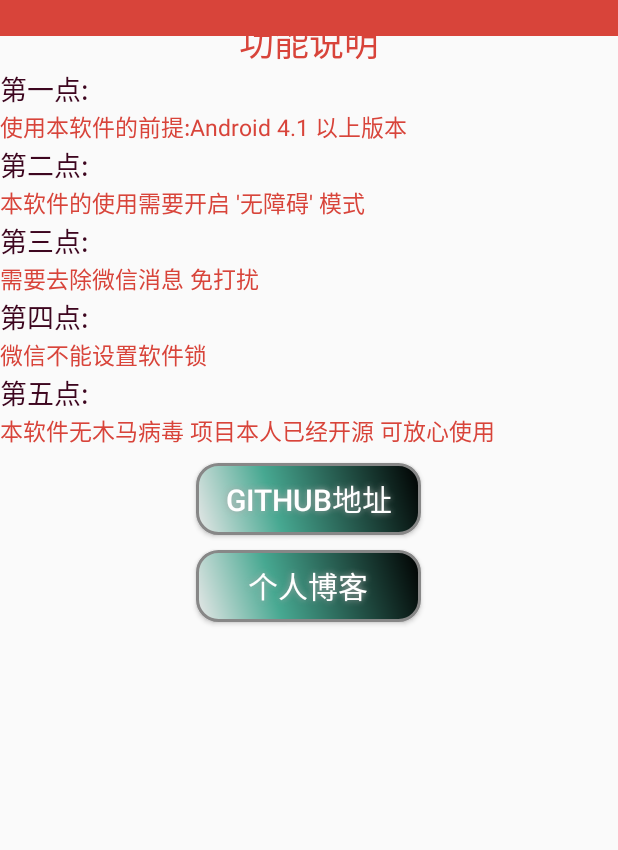
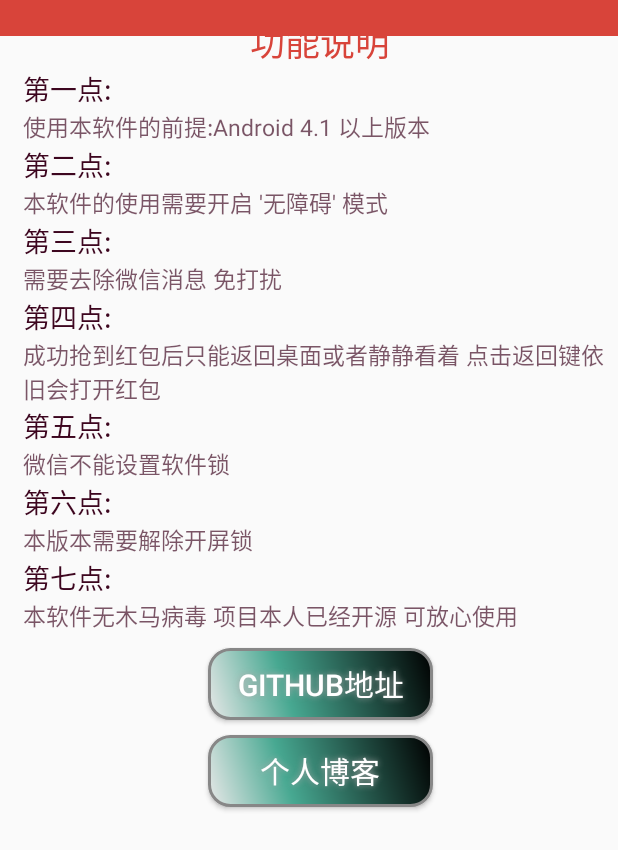
Before and after one commit to libin7278/WeChatRomMoney, an Android app: the ExplainActivity screen opened directly, with no data from a screen before it, on a phone screen of 412 x 824 dp. Shown: the top 850 px of the screen. Run offline under Robolectric (Android 15) with nearby library versions, the phone set to English and light mode, and no system bars.

Commit message:
基本功能完成 待开发更多设置功能

```diff
--- a/app/src/main/AndroidManifest.xml
+++ b/app/src/main/AndroidManifest.xml
@@ -36,7 +36,7 @@
         </activity>
 
         <service
-            android:name=".service.RobMoneyService"
+            android:name=".service.QiangHongBaoService"
             android:enabled="true"
             android:exported="true"
             android:label="@string/app_name"
--- a/app/src/main/java/com/qianghongbao/libin/config/Config.java
+++ b/app/src/main/java/com/qianghongbao/libin/config/Config.java
@@ -11,6 +11,8 @@ import android.content.SharedPreferences;
  * @author LeonLee
  */
 public class Config {
+    public static final String TAG = "weChartRobMoney";
+
 
     public static final String ACTION_QIANGHONGBAO_SERVICE_DISCONNECT = "com.codeboy.qianghongbao.ACCESSBILITY_DISCONNECT";
     public static final String ACTION_QIANGHONGBAO_SERVICE_CONNECT = "com.codeboy.qianghongbao.ACCESSBILITY_CONNECT";
--- a/app/src/main/java/com/qianghongbao/libin/job/AccessbilityJob.java
+++ b/app/src/main/java/com/qianghongbao/libin/job/AccessbilityJob.java
@@ -13,6 +13,5 @@ public interface AccessbilityJob {
     void onCreateJob(QiangHongBaoService service);
     void onReceiveJob(AccessibilityEvent event);
     void onStopJob();
-    void onNotificationPosted(IStatusBarNotification service);
     boolean isEnable();
 }
--- a/app/src/main/res/layout/activity_explain.xml
+++ b/app/src/main/res/layout/activity_explain.xml
@@ -6,6 +6,7 @@
     android:orientation="vertical"
     android:paddingLeft="15dp"
     android:paddingRight="15dp"
+    android:layout_marginLeft="15dp"
     android:fitsSystemWindows="true">
 
     <TextView
@@ -26,7 +27,7 @@
 
     <TextView
         android:textSize="15sp"
-        android:textColor="@color/app_main_color"
+        android:textColor="#ad3d061f"
         android:text="使用本软件的前提:Android 4.1 以上版本"
         android:layout_width="wrap_content"
         android:layout_height="wrap_content" />
@@ -40,7 +41,7 @@
 
     <TextView
         android:textSize="15sp"
-        android:textColor="@color/app_main_color"
+        android:textColor="#ad3d061f"
         android:text="本软件的使用需要开启 '无障碍' 模式"
         android:layout_width="wrap_content"
         android:layout_height="wrap_content" />
@@ -54,7 +55,7 @@
 
     <TextView
         android:textSize="15sp"
-        android:textColor="@color/app_main_color"
+        android:textColor="#ad3d061f"
         android:text="需要去除微信消息 免打扰 "
         android:layout_width="wrap_content"
         android:layout_height="wrap_content" />
@@ -68,8 +69,8 @@
 
     <TextView
         android:textSize="15sp"
-        android:textColor="@color/app_main_color"
-        android:text="微信不能设置软件锁"
+        android:textColor="#ad3d061f"
+        android:text="成功抢到红包后只能返回桌面或者静静看着 点击返回键依旧会打开红包"
         android:layout_width="wrap_content"
         android:layout_height="wrap_content" />
 
@@ -82,7 +83,35 @@
 
     <TextView
         android:textSize="15sp"
-        android:textColor="@color/app_main_color"
+        android:textColor="#ad3d061f"
+        android:text="微信不能设置软件锁"
+        android:layout_width="wrap_content"
+        android:layout_height="wrap_content" />
+
+    <TextView
+        android:textSize="18sp"
+        android:textColor="#3d061f"
+        android:text="第六点:"
+        android:layout_width="wrap_content"
+        android:layout_height="wrap_content" />
+
+    <TextView
+        android:textSize="15sp"
+        android:textColor="#ad3d061f"
+        android:text="本版本需要解除开屏锁"
+        android:layout_width="wrap_content"
+        android:layout_height="wrap_content" />
+
+    <TextView
+        android:textSize="18sp"
+        android:textColor="#3d061f"
+        android:text="第七点:"
+        android:layout_width="wrap_content"
+        android:layout_height="wrap_content" />
+
+    <TextView
+        android:textSize="15sp"
+        android:textColor="#ad3d061f"
         android:text="本软件无木马病毒 项目本人已经开源 可放心使用"
         android:layout_width="wrap_content"
         android:layout_height="wrap_content" />
--- a/app/src/main/res/values/strings.xml
+++ b/app/src/main/res/values/strings.xml
@@ -1,5 +1,5 @@
 <resources>
-    <string name="app_name">豆豆抢你红包啦</string>
+    <string name="app_name">彬神全自动抢红包</string>
     <string name="testaccessibility">accessibilityDemo</string>
     <string name="desc">微信抢红包</string>
     <string name="open_service_title">需要开启辅助服务正常使用</string>
```
Also changed, not shown: app/src/main/java/com/qianghongbao/libin/activity/MainActivity.java (+10 -25 lines), app/src/main/java/com/qianghongbao/libin/job/WechatAccessbilityJob.java (+125 -117 lines), app/src/main/java/com/qianghongbao/libin/service/QHBNotificationService.java (deleted, +0 -102 lines), app/src/main/java/com/qianghongbao/libin/service/QiangHongBaoService.java (+13 -38 lines), app/src/main/res/drawable-xhdpi/open_service_tips.jpg (deleted), app/src/main/res/drawable-xhdpi/open_service_tips.png (added), 3 other files.
